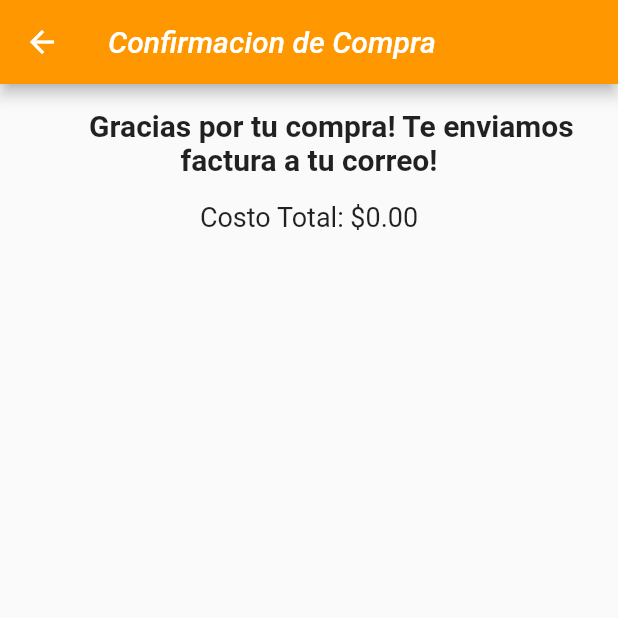
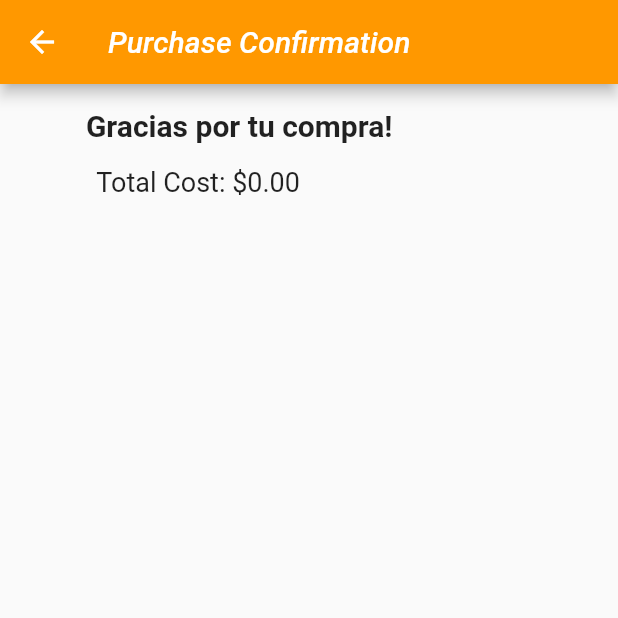
Before and after one commit to Chelo19/Practica_2_DisMov, a Flutter app: the PurchaseScreen screen opened directly with empty values, on a phone screen of 412 x 824 dp, the top half of it. Run offline on Flutter 3.47's test engine with Material 2 defaults, Android fonts, the phone set to English and light mode, and no system bars.

Commit message:
Update purchase_screen.dart

```diff
--- a/lib/purchase_screen.dart
+++ b/lib/purchase_screen.dart
@@ -9,13 +9,14 @@ class PurchaseScreen extends StatelessWidget {
   PurchaseScreen({
     required this.purchasedProducts,
     required this.totalCost,
+    required String email, // Agrega el argumento 'email'
   });
 
   @override
   Widget build(BuildContext context) {
     return Scaffold(
       appBar: AppBar(
-        title: Text('Confirmacion de Compra',
+        title: Text('Purchase Confirmation',
           style: TextStyle(
             fontStyle: FontStyle.italic,
           ),
@@ -25,12 +26,12 @@ class PurchaseScreen extends StatelessWidget {
       body: Column(
         children: [
           SizedBox(height: 16),
-          Text('      Gracias por tu compra! Te enviamos factura a tu correo! ',
+          Text('           Gracias por tu compra! ',
             style: TextStyle(fontSize: 20, fontWeight: FontWeight.bold),
             textAlign: TextAlign.center,),
           SizedBox(height: 16), // Add some spacing
           Text(
-            'Costo Total: \$${totalCost.toStringAsFixed(2)}', // Display the total cost
+            'Total Cost: \$${totalCost.toStringAsFixed(2)}', // Display the total cost
             style: TextStyle(fontSize: 18),
             textAlign: TextAlign.center,
           ),
```
